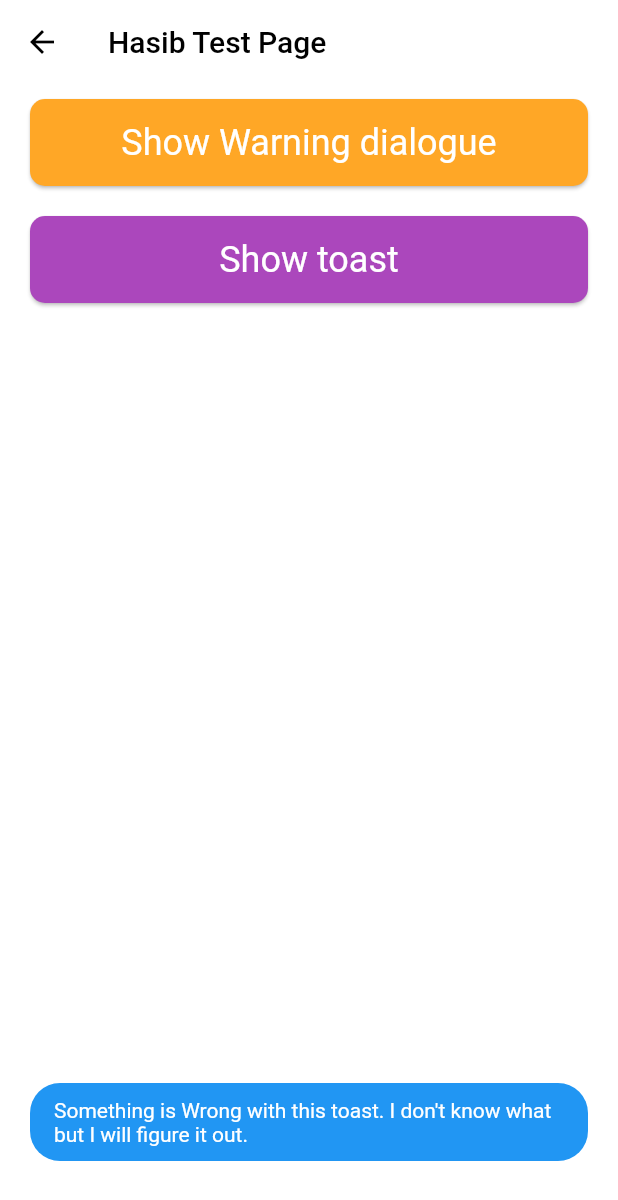
After one commit to ambanikousik/essential_ui_kit, a Flutter app: the HasibPage screen opened directly, after a tap on "Show toast", on a phone screen of 412 x 824 dp. The commit adds this screen. Shown: the top 1200 px of the screen. Run offline on Flutter 3.47's test engine with Material 2 defaults, Android fonts, the light colour scheme and no system bars.

Commit message:
warning dialogue and custom toast created

```diff
--- /dev/null
+++ b/example/lib/hasib_page.dart
@@ -0,0 +1,64 @@
+import 'dart:async';
+
+import 'package:essential_ui_kit/essential_ui_kit.dart';
+import 'package:essential_ui_kit_example/widgets/toast.dart';
+import 'package:flutter/material.dart';
+
+class HasibPage extends StatelessWidget {
+  const HasibPage({Key? key}) : super(key: key);
+
+  @override
+  Widget build(BuildContext context) {
+    return Scaffold(
+      backgroundColor: Colors.white,
+      appBar: AppBar(
+        backgroundColor: Colors.white,
+        iconTheme: IconThemeData(color: Colors.black),
+        elevation: 0.0,
+        title: const Text(
+          'Hasib Test Page',
+          style: TextStyle(
+            color: Colors.black,
+          ),
+        ),
+      ),
+      body: SingleChildScrollView(
+        child: Column(
+          children: [
+            Center(
+              child: XButton(
+                  color: Colors.orange[400],
+                  textColor: Colors.white,
+                  text: "Show Warning dialogue",
+                  onPressed: () {
+                    showDialog(
+                      context: context,
+                      builder: (context) => XDialogue.warning(
+                        "This is a warning message!",
+                      ),
+                    );
+                  }),
+            ),
+            Center(
+              child: XButton(
+                  color: Colors.purple[400],
+                  textColor: Colors.white,
+                  text: "Show toast",
+                  onPressed: () {
+                    Toast.show(
+                      "Something is Wrong with this toast. I don't know what but I will figure it out.",
+                      context,
+                      textColor: Colors.white,
+                      backGroundColor: Colors.blue,
+                    );
+                    Timer(Duration(seconds: 3), () {
+                      Toast.dismiss();
+                    });
+                  }),
+            ),
+          ],
+        ),
+      ),
+    );
+  }
+}
--- /dev/null
+++ b/example/lib/widgets/toast.dart
@@ -0,0 +1,97 @@
+import 'package:flutter/cupertino.dart';
+import 'package:flutter/material.dart';
+import 'package:flutter/widgets.dart';
+
+class Toast {
+  static void show(String msg, BuildContext context,
+      {Color textColor = Colors.white, Color backGroundColor = Colors.blue}) {
+    // textColor ??= Colors.white;
+    // backGroundColor ??= Colors.blue;
+    dismiss();
+    Toast._createView(msg, context, backGroundColor, textColor);
+  }
+
+  static OverlayEntry? _overlayEntry;
+  static bool isVisible = false;
+
+  static void _createView(
+    String msg,
+    BuildContext context,
+    Color background,
+    Color textColor,
+  ) async {
+    var overlayState = Overlay.of(context);
+
+    final themeData = Theme.of(context);
+
+    _overlayEntry = new OverlayEntry(
+      builder: (BuildContext context) => _ToastAnimatedWidget(
+        child: Container(
+          width: MediaQuery.of(context).size.width,
+          child: Container(
+            alignment: Alignment.center,
+            width: MediaQuery.of(context).size.width,
+            child: Container(
+              decoration: BoxDecoration(
+                color: background,
+                borderRadius: BorderRadius.circular(20),
+              ),
+              margin: EdgeInsets.symmetric(horizontal: 20),
+              padding: EdgeInsets.fromLTRB(16, 10, 16, 10),
+              child: Text(
+                msg,
+                softWrap: true,
+                style: themeData.textTheme.body1!.copyWith(
+                  color: Colors.white,
+                ),
+              ),
+            ),
+          ),
+        ),
+      ),
+    );
+    isVisible = true;
+    overlayState!.insert(_overlayEntry!);
+  }
+
+  static dismiss() async {
+    if (!isVisible) {
+      return;
+    }
+    isVisible = false;
+    _overlayEntry?.remove();
+  }
+}
+
+class _ToastAnimatedWidget extends StatefulWidget {
+  _ToastAnimatedWidget({
+    Key? key,
+    @required this.child,
+  }) : super(key: key);
+
+  final Widget? child;
+
+  @override
+  _ToastWidgetState createState() => _ToastWidgetState();
+}
+
+class _ToastWidgetState extends State<_ToastAnimatedWidget>
+    with SingleTickerProviderStateMixin {
+  bool get _isVisible => true; //update this value later
+
+  @override
+  void initState() {
+    super.initState();
+  }
+
+  @override
+  Widget build(BuildContext context) {
+    return Positioned(
+        bottom: 50,
+        child: AnimatedOpacity(
+          duration: Duration(seconds: 2),
+          opacity: _isVisible ? 1.0 : 0.0,
+          child: widget.child,
+        ));
+  }
+}
```
Also changed, not shown: example/lib/kousik_page.dart (+13 -6 lines), example/lib/main.dart (+29 -15 lines), lib/src/x_dialogue.dart (+44 -14 lines), 5 other files.
